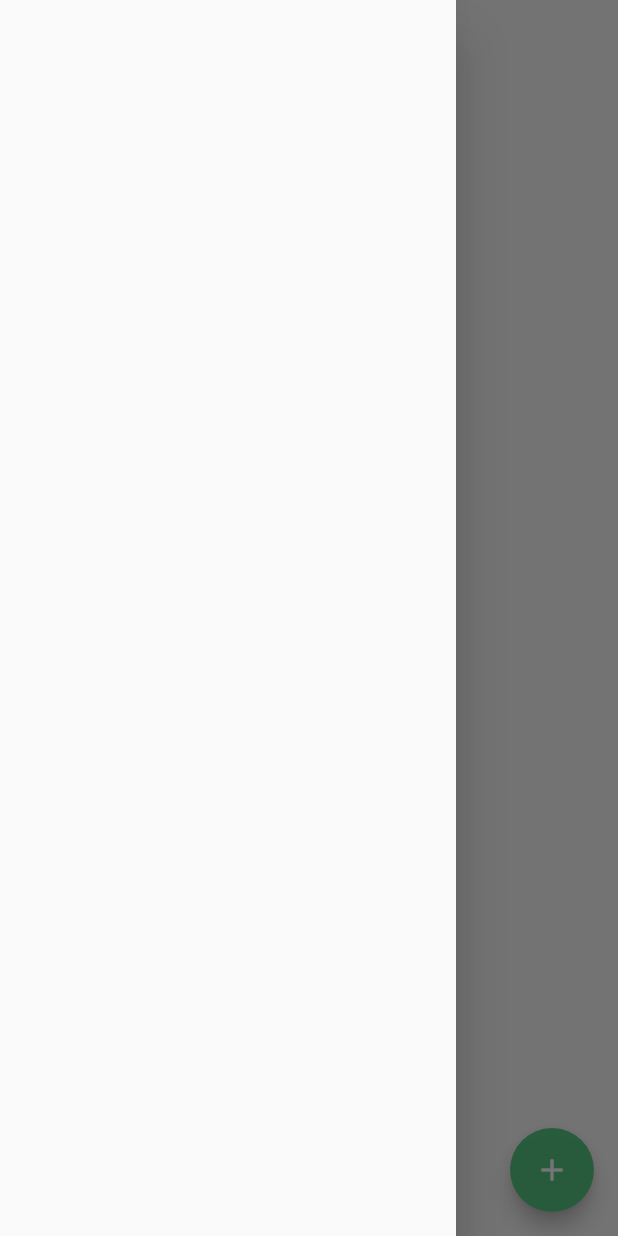
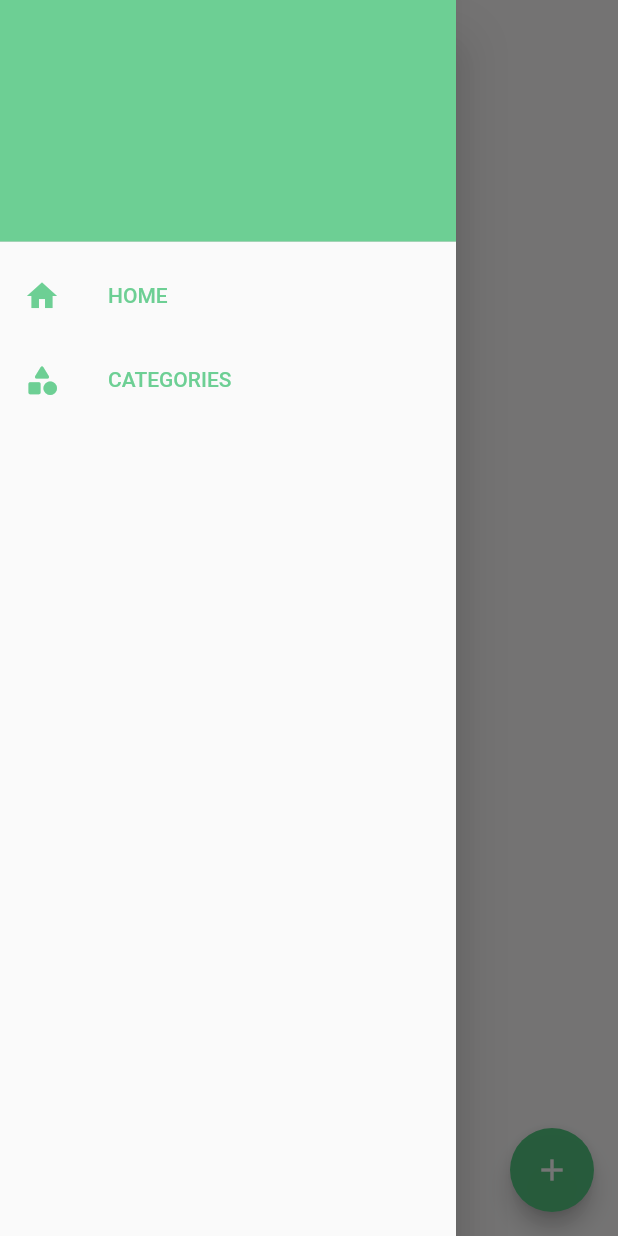
Before and after one commit to MoizesFSantos/To-Do_APP, a Flutter app: the screen it shows after launch, with the side drawer open, on a phone screen of 412 x 824 dp. Run offline on Flutter 3.47's test engine with Material 2 defaults, Android fonts, the phone set to English and light mode, and no system bars; our stand-ins replace sqflite; accounts and stored records are empty.

Commit message:
feat: Create Drawer menu and Categories screen

```diff
--- /dev/null
+++ b/lib/components/drawer_menu.dart
@@ -0,0 +1,45 @@
+import 'package:flutter/material.dart';
+
+class DrawerMenu extends StatelessWidget {
+  @override
+  Widget build(BuildContext context) {
+    return Drawer(
+      child: ListView(
+        padding: EdgeInsets.zero,
+        children: [
+          const DrawerHeader(
+            decoration: BoxDecoration(
+              color: Color.fromARGB(213, 81, 199, 128),
+            ),
+          ),
+          ListTile(
+            leading: const Icon(
+              Icons.home,
+              color: Color.fromARGB(213, 81, 199, 128),
+            ),
+            title: const Text(
+              'HOME',
+              style: TextStyle(color: Color.fromARGB(213, 81, 199, 128)),
+            ),
+            onTap: () {
+              Navigator.of(context).pushNamed('/home');
+            },
+          ),
+          ListTile(
+            leading: const Icon(
+              Icons.category_rounded,
+              color: Color.fromARGB(213, 81, 199, 128),
+            ),
+            title: const Text(
+              'CATEGORIES',
+              style: TextStyle(color: Color.fromARGB(213, 81, 199, 128)),
+            ),
+            onTap: () {
+              Navigator.of(context).pushNamed('/categories');
+            },
+          ),
+        ],
+      ),
+    );
+  }
+}
--- a/lib/main.dart
+++ b/lib/main.dart
@@ -1,4 +1,5 @@
 import 'package:flutter/material.dart';
+import 'package:to_do/screen/categories.dart';
 import 'package:to_do/screen/home.dart';
 
 void main() {
@@ -10,11 +11,16 @@ class MyApp extends StatelessWidget {
   @override
   Widget build(BuildContext context) {
     return MaterialApp(
-        debugShowCheckedModeBanner: false,
-        title: 'Flutter Demo',
-        theme: ThemeData(
-          primarySwatch: Colors.green,
-        ),
-        home: const Home());
+      debugShowCheckedModeBanner: false,
+      title: 'Flutter Demo',
+      theme: ThemeData(
+        primarySwatch: Colors.green,
+      ),
+      initialRoute: '/home',
+      routes: {
+        '/home': (context) => const Home(),
+        '/categories': (context) => const Categories(),
+      },
+    );
   }
 }
--- a/lib/screen/home.dart
+++ b/lib/screen/home.dart
@@ -1,6 +1,7 @@
 // ignore_for_file: deprecated_member_use, prefer_collection_literals
 
 import 'package:flutter/material.dart';
+import 'package:to_do/components/drawer_menu.dart';
 import 'package:to_do/database/app_database.dart';
 import 'package:to_do/service/task_service.dart';
 import '../models/task.dart';
@@ -47,7 +48,7 @@ class _HomeState extends State<Home> {
   Widget build(BuildContext context) {
     return Scaffold(
       backgroundColor: const Color.fromARGB(230, 253, 252, 252),
-      drawer: const Drawer(),
+      drawer: DrawerMenu(),
       appBar: AppBar(
         leading: Builder(
           builder: (BuildContext context) {
```
Also changed, not shown: lib/screen/categories.dart (added, +43 -0 lines).
